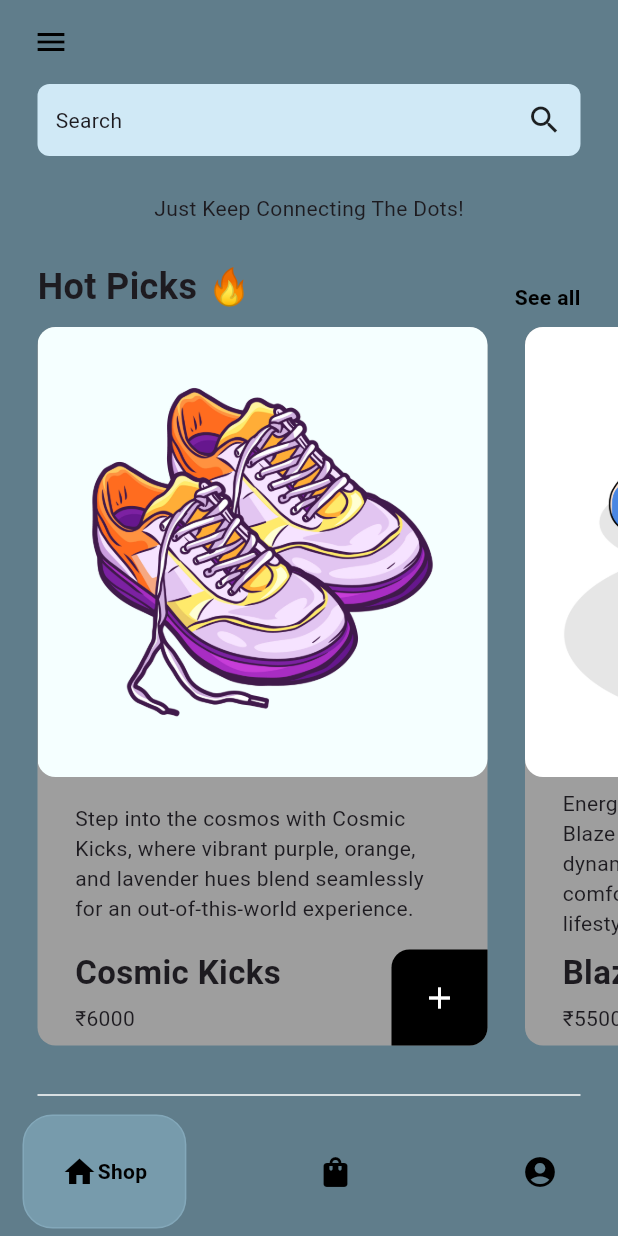
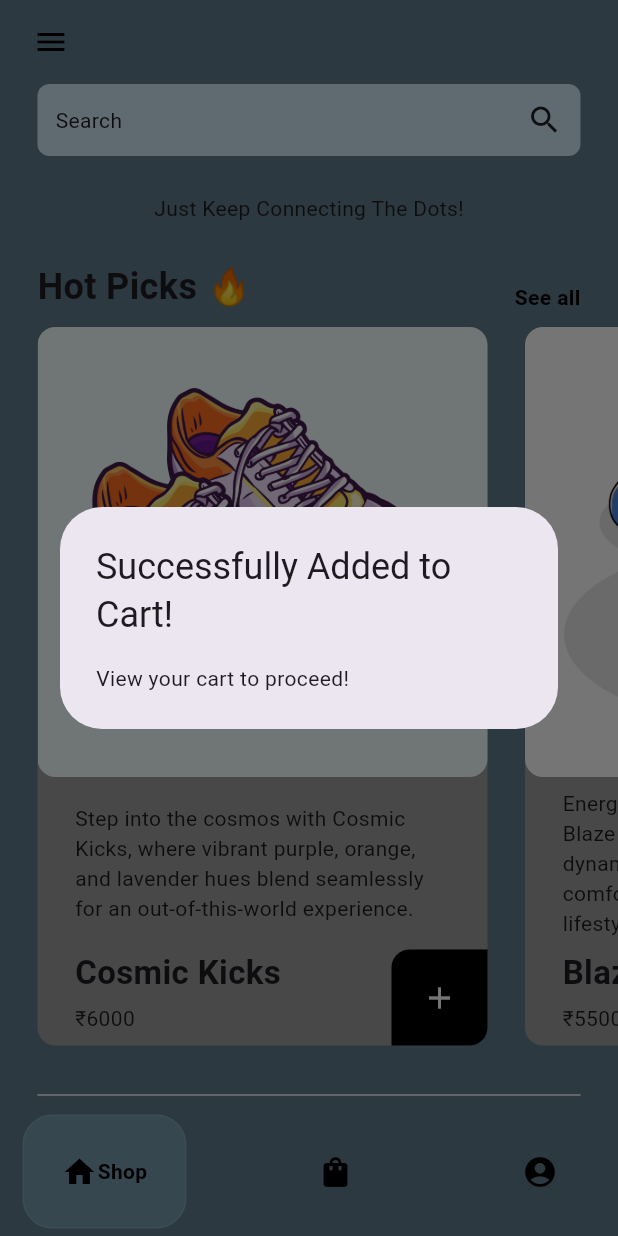
Before and after one commit to CPT-Dawn/Jooton-Da-Dukan, a Flutter app: the HomePage screen opened directly, after a tap on the "add" icon, on a phone screen of 412 x 824 dp. Run offline on Flutter 3.47's test engine with Material 3 defaults, Android fonts, the phone set to English and light mode, and no system bars; drawn by our look-alikes of google_nav_bar.

Commit message:
made a working dialog box for cart addition

```diff
--- a/lib/pages/cart_page.dart
+++ b/lib/pages/cart_page.dart
@@ -1,12 +1,12 @@
 import 'package:flutter/material.dart';
+import 'package:flutter_application_1/models/cart.dart';
+import 'package:provider/provider.dart';
 
 class CartPage extends StatelessWidget {
   const CartPage({super.key});
 
   @override
   Widget build(BuildContext context) {
-    return const Center(
-      child: Text('Cart'),
-    );
+    return Consumer<Cart>(builder: builder);
   }
 }
--- a/lib/pages/shop_page.dart
+++ b/lib/pages/shop_page.dart
@@ -14,6 +14,13 @@ class ShopPage extends StatefulWidget {
 class _ShopPageState extends State<ShopPage> {
   void addShoeToCart(Shoe shoe) {
     Provider.of<Cart>(context, listen: false).addItemToCart(shoe);
+
+    showDialog(
+        context: context,
+        builder: (context) => const AlertDialog(
+              title: Text('Successfully Added to Cart!'),
+              content: Text('View your cart to proceed!'),
+            ));
   }
 
   @override
@@ -82,7 +89,7 @@ class _ShopPageState extends State<ShopPage> {
 
                 return ShoeTile(
                   shoe: shoe,
-                  onTap: () => addShoeToCart(individualShoe),
+                  onTap: () => addShoeToCart(shoe),
                 );
               },
             ),
```
